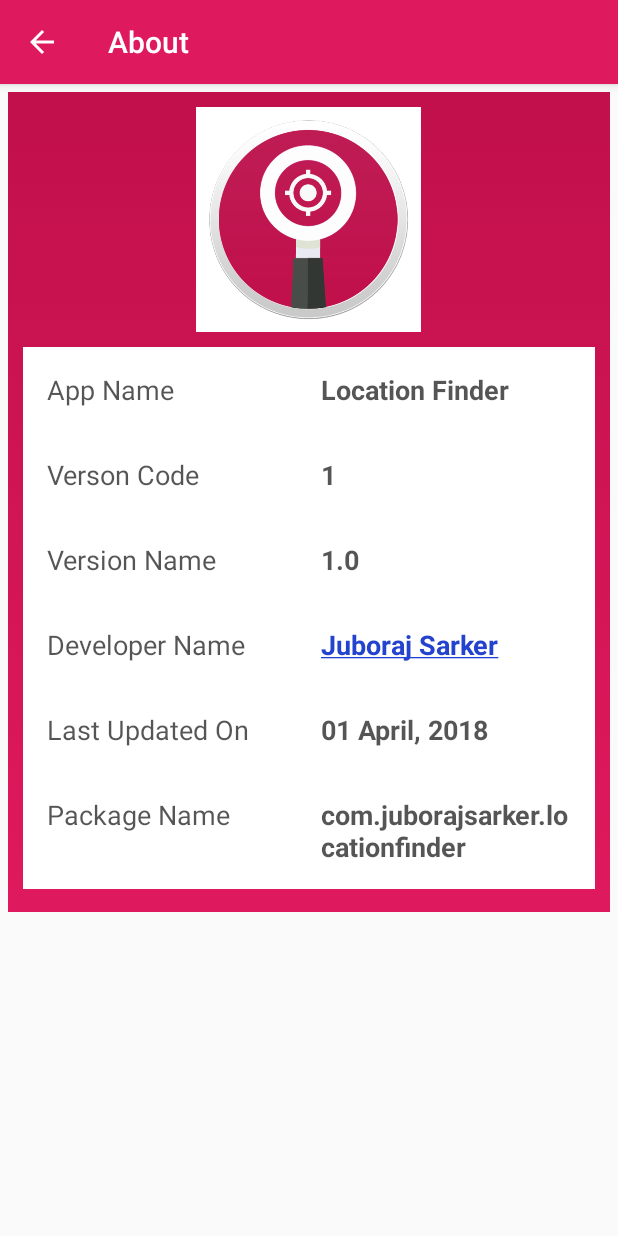
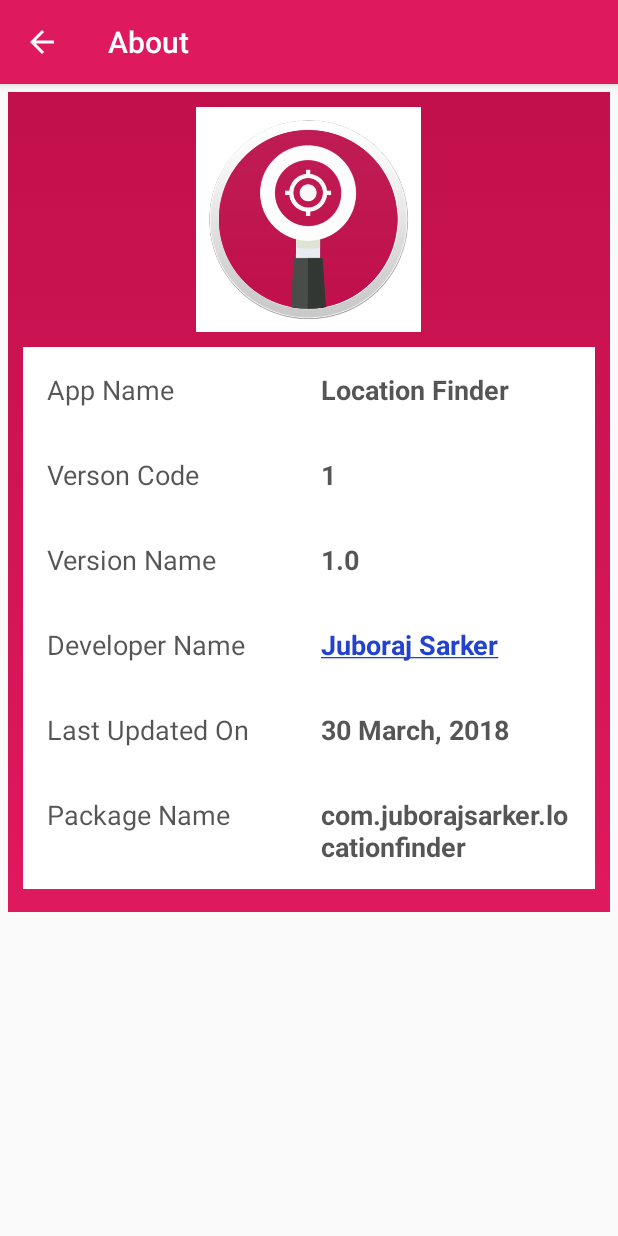
Before and after one commit to Juboraj-Sarker/LocationFinder, an Android app: the AboutActivity screen opened directly, with no data from a screen before it, on a phone screen of 412 x 824 dp. Run offline under Robolectric (Android 15) with nearby library versions, the phone set to English and light mode, and no system bars; our stand-ins replace AdMob.

Commit message:
Date changes !!!

```diff
--- a/app/src/main/res/layout/activity_about.xml
+++ b/app/src/main/res/layout/activity_about.xml
@@ -223,7 +223,7 @@
                 <TextView
                     android:layout_width="0dp"
                     android:layout_height="wrap_content"
-                    android:text="01 April, 2018"
+                    android:text="30 March, 2018"
                     android:textColor="#aa000000"
                     android:textSize="18sp"
                     android:padding="8dp"
```
